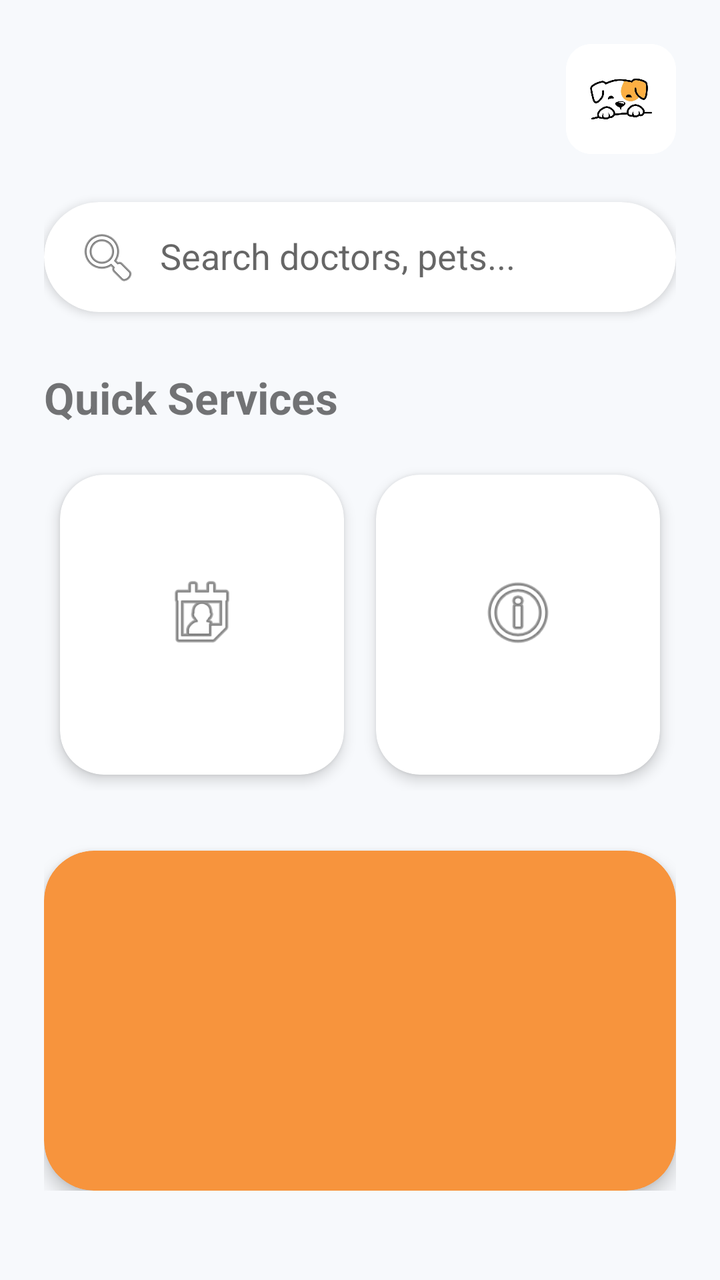
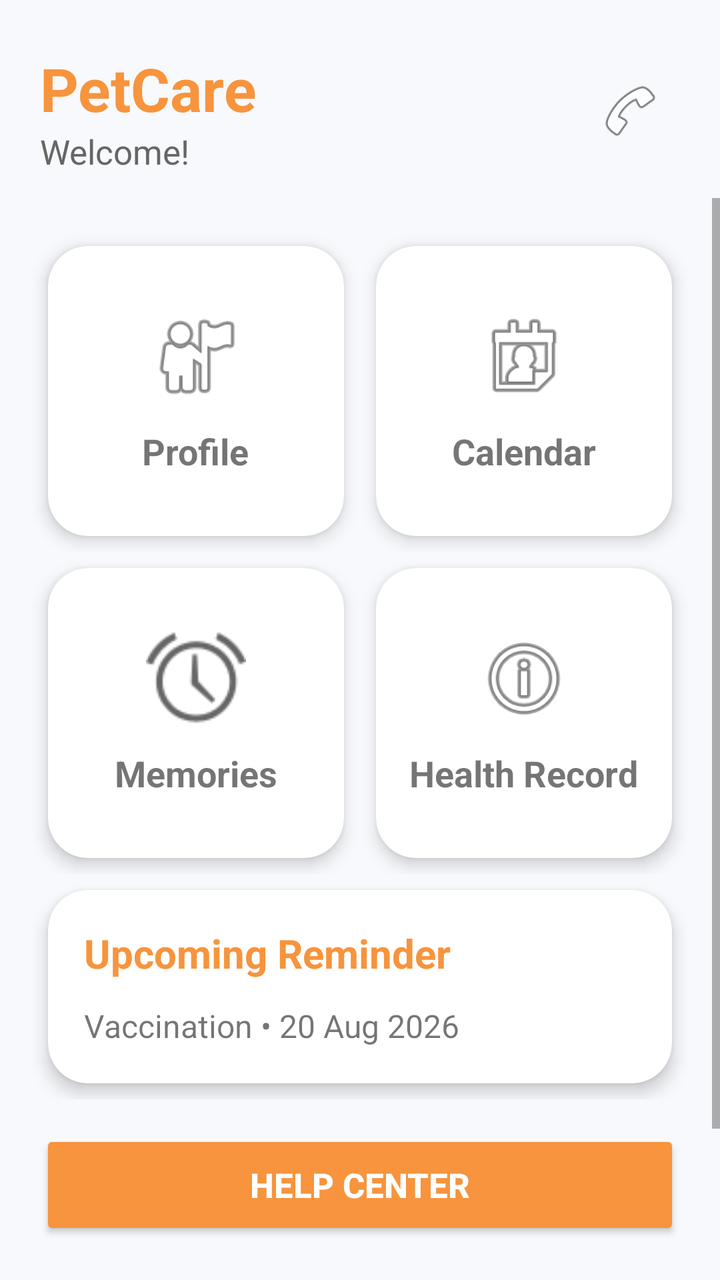

An Android layout rendered at two revisions. The XML below is the earlier revision; the diff shows what the commit changed to produce the second picture.
<!-- AndroidManifest.xml: application theme Theme.PETCARE -->
<!-- res/layout/home.xml -->
<?xml version="1.0" encoding="utf-8"?>


<androidx.constraintlayout.widget.ConstraintLayout
    xmlns:android="http://schemas.android.com/apk/res/android"
    xmlns:app="http://schemas.android.com/apk/res-auto"
    android:layout_width="match_parent"
    android:layout_height="match_parent"
    android:background="#F7F9FC">

    <ScrollView
        android:layout_width="match_parent"
        android:layout_height="match_parent">

        <LinearLayout
            android:layout_width="match_parent"
            android:layout_height="wrap_content"
            android:orientation="vertical"
            android:padding="22dp">

            

            <LinearLayout
                android:layout_width="match_parent"
                android:layout_height="wrap_content"
                android:gravity="center_vertical">

                <LinearLayout
                    android:layout_width="0dp"
                    android:layout_height="wrap_content"
                    android:layout_weight="1"
                    android:orientation="vertical">

                    <TextView
                        android:text="Hello,"
                        android:textSize="16sp"
                        android:textColor="#888"/>

                    <TextView
                        android:id="@+id/txtUsername"
                        android:text="Tanay 👋"
                        android:textSize="28sp"
                        android:textStyle="bold"
                        android:textColor="#222"/>

                </LinearLayout>

                <ImageView
                    android:layout_width="55dp"
                    android:layout_height="55dp"
                    android:src="@drawable/pet_logo"/>

            </LinearLayout>

            

            <androidx.cardview.widget.CardView
                android:layout_width="match_parent"
                android:layout_height="55dp"
                android:layout_marginTop="24dp"
                app:cardCornerRadius="28dp"
                app:cardElevation="3dp">

                <EditText
                    android:layout_width="match_parent"
                    android:layout_height="match_parent"
                    android:background="@null"
                    android:drawableStart="@android:drawable/ic_menu_search"
                    android:drawablePadding="10dp"
                    android:hint="Search doctors, pets..."
                    android:padding="16dp"/>

            </androidx.cardview.widget.CardView>

            

            <TextView
                android:layout_width="wrap_content"
                android:layout_height="wrap_content"
                android:text="Quick Services"
                android:textStyle="bold"
                android:textSize="22sp"
                android:layout_marginTop="28dp"/>

            <GridLayout
                android:layout_width="match_parent"
                android:layout_height="wrap_content"
                android:columnCount="2"
                android:layout_marginTop="16dp">

                <androidx.cardview.widget.CardView
                    android:layout_width="0dp"
                    android:layout_height="150dp"
                    android:layout_columnWeight="1"
                    android:layout_margin="8dp"
                    app:cardCornerRadius="22dp"
                    app:cardElevation="4dp">

                    <LinearLayout
                        android:layout_width="match_parent"
                        android:layout_height="match_parent"
                        android:gravity="center"
                        android:orientation="vertical">

                        <ImageView
                            android:layout_width="42dp"
                            android:layout_height="42dp"
                            android:src="@android:drawable/ic_menu_my_calendar"/>

                        <TextView
                            android:text="Appointments"
                            android:textStyle="bold"
                            android:layout_marginTop="12dp"/>

                    </LinearLayout>

                </androidx.cardview.widget.CardView>

                <androidx.cardview.widget.CardView
                    android:layout_width="0dp"
                    android:layout_height="150dp"
                    android:layout_columnWeight="1"
                    android:layout_margin="8dp"
                    app:cardCornerRadius="22dp"
                    app:cardElevation="4dp">

                    <LinearLayout
                        android:layout_width="match_parent"
                        android:layout_height="match_parent"
                        android:gravity="center"
                        android:orientation="vertical">

                        <ImageView
                            android:layout_width="42dp"
                            android:layout_height="42dp"
                            android:src="@android:drawable/ic_menu_info_details"/>

                        <TextView
                            android:text="Vaccination"
                            android:textStyle="bold"
                            android:layout_marginTop="12dp"/>

                    </LinearLayout>

                </androidx.cardview.widget.CardView>

            </GridLayout>

            

            <androidx.cardview.widget.CardView
                android:layout_width="match_parent"
                android:layout_height="170dp"
                android:layout_marginTop="30dp"
                app:cardCornerRadius="25dp"
                app:cardBackgroundColor="#F7943D"
                app:cardElevation="5dp">

                <LinearLayout
                    android:layout_width="match_parent"
                    android:layout_height="match_parent"
                    android:orientation="vertical"
                    android:padding="22dp">

                    <TextView
                        android:text="Pet Health Summary"
                        android:textColor="#FFFFFF"
                        android:textSize="24sp"
                        android:textStyle="bold"/>

                    <TextView
                        android:text="✔ Next Vaccination : 20 Aug"
                        android:textColor="#FFFFFF"
                        android:layout_marginTop="18dp"/>

                    <TextView
                        android:text="✔ Last Check-up : Healthy"
                        android:textColor="#FFFFFF"
                        android:layout_marginTop="10dp"/>

                </LinearLayout>

            </androidx.cardview.widget.CardView>

        </LinearLayout>

    </ScrollView>

</androidx.constraintlayout.widget.ConstraintLayout>
<!-- resources referenced by this layout -->
<resources>
  <!-- drawable pet_logo: png bitmap (drawable, 122432 bytes) -->
  <style name="Theme.PETCARE" parent="Theme.AppCompat.Light.NoActionBar">
          
      </style>
</resources>

<!-- the commit's change to res/layout/home.xml (unified diff, before → after) -->
@@ -8,47 +8,214 @@
     android:layout_height="match_parent"
     android:background="#F7F9FC">
 
+    
+
+    <LinearLayout
+        android:id="@+id/header"
+        android:layout_width="0dp"
+        android:layout_height="wrap_content"
+        android:layout_marginTop="12dp"
+        android:paddingHorizontal="20dp"
+        android:paddingVertical="12dp"
+        android:gravity="center_vertical"
+        android:orientation="horizontal"
+        app:layout_constraintTop_toTopOf="parent"
+        app:layout_constraintStart_toStartOf="parent"
+        app:layout_constraintEnd_toEndOf="parent">
+
+        <LinearLayout
+            android:layout_width="0dp"
+            android:layout_height="wrap_content"
+            android:layout_weight="1"
+            android:orientation="vertical">
+
+            <TextView
+                android:layout_width="wrap_content"
+                android:layout_height="wrap_content"
+                android:text="PetCare"
+                android:textColor="#F7943D"
+                android:textSize="30sp"
+                android:textStyle="bold"/>
+
+            <TextView
+                android:id="@+id/txtWelcome"
+                android:layout_width="wrap_content"
+                android:layout_height="wrap_content"
+                android:text="Welcome!"
+                android:textColor="#666666"
+                android:textSize="17sp"/>
+
+        </LinearLayout>
+
+        <ImageButton
+            android:id="@+id/btnHelpline"
+            android:layout_width="50dp"
+            android:layout_height="50dp"
+            android:background="?attr/selectableItemBackgroundBorderless"
+            android:src="@android:drawable/ic_menu_call"/>
+
+    </LinearLayout>
+
+
+    
+
     <ScrollView
-        android:layout_width="match_parent"
-        android:layout_height="match_parent">
+        android:layout_width="0dp"
+        android:layout_height="0dp"
+        app:layout_constraintTop_toBottomOf="@id/header"
+        app:layout_constraintBottom_toTopOf="@id/btnHelp"
+        app:layout_constraintStart_toStartOf="parent"
+        app:layout_constraintEnd_toEndOf="parent">
 
         <LinearLayout
             android:layout_width="match_parent"
             android:layout_height="wrap_content"
             android:orientation="vertical"
-            android:padding="22dp">
+            android:padding="16dp">
 
             
 
             <LinearLayout
                 android:layout_width="match_parent"
                 android:layout_height="wrap_content"
-                android:gravity="center_vertical">
-
-                <LinearLayout
-                    android:layout_width="0dp"
-                    android:layout_height="wrap_content"
-                    android:layout_weight="1"
-                    android:orientation="vertical">
-
-                    <TextView
-                        android:text="Hello,"
-                        android:textSize="16sp"
-                        android:textColor="#888"/>
-
-                    <TextView
-                        android:id="@+id/txtUsername"
-                        android:text="Tanay 👋"
-                        android:textSize="28sp"
-                        android:textStyle="bold"
-                        android:textColor="#222"/>
-
-                </LinearLayout>
-
-                <ImageView
-                    android:layout_width="55dp"
-                    android:layout_height="55dp"
-                    android:src="@drawable/pet_logo"/>
+                android:orientation="horizontal">
+
+                <androidx.cardview.widget.CardView
+                    android:id="@+id/cardProfile"
+                    android:layout_width="0dp"
+                    android:layout_height="145dp"
+                    android:layout_weight="1"
+                    android:layout_margin="8dp"
+                    app:cardCornerRadius="20dp"
+                    app:cardElevation="5dp">
+
+                    <LinearLayout
+                        android:layout_width="match_parent"
+                        android:layout_height="match_parent"
+                        android:gravity="center"
+                        android:orientation="vertical">
+
+                        <ImageView
+                            android:layout_width="50dp"
+                            android:layout_height="50dp"
+                            android:src="@android:drawable/ic_menu_myplaces" />
+
+                        <TextView
+                            android:layout_width="wrap_content"
+                            android:layout_height="wrap_content"
+                            android:layout_marginTop="10dp"
+                            android:text="Profile"
+                            android:textSize="18sp"
+                            android:textStyle="bold" />
+
+                    </LinearLayout>
+
+                </androidx.cardview.widget.CardView>
+
+                <androidx.cardview.widget.CardView
+                    android:id="@+id/cardCalendar"
+                    android:layout_width="0dp"
+                    android:layout_height="145dp"
+                    android:layout_weight="1"
+                    android:layout_margin="8dp"
+                    app:cardCornerRadius="20dp"
+                    app:cardElevation="5dp">
+
+                    <LinearLayout
+                        android:layout_width="match_parent"
+                        android:layout_height="match_parent"
+                        android:gravity="center"
+                        android:orientation="vertical">
+
+                        <ImageView
+                            android:layout_width="50dp"
+                            android:layout_height="50dp"
+                            android:src="@android:drawable/ic_menu_my_calendar"/>
+
+                        <TextView
+                            android:layout_width="wrap_content"
+                            android:layout_height="wrap_content"
+                            android:layout_marginTop="10dp"
+                            android:text="Calendar"
+                            android:textSize="18sp"
+                            android:textStyle="bold"/>
+
+                    </LinearLayout>
+
+                </androidx.cardview.widget.CardView>
+
+            </LinearLayout>
+
+            
+
+            <LinearLayout
+                android:layout_width="match_parent"
+                android:layout_height="wrap_content"
+                android:orientation="horizontal">
+
+                <androidx.cardview.widget.CardView
+                    android:id="@+id/cardReminder"
+                    android:layout_width="0dp"
+                    android:layout_height="145dp"
+                    android:layout_weight="1"
+                    android:layout_margin="8dp"
+                    app:cardCornerRadius="20dp"
+                    app:cardElevation="5dp">
+
+                    <LinearLayout
+                        android:layout_width="match_parent"
+                        android:layout_height="match_parent"
+                        android:gravity="center"
+                        android:orientation="vertical">
+
+                        <ImageView
+                            android:layout_width="50dp"
+                            android:layout_height="50dp"
+                            android:src="@android:drawable/ic_lock_idle_alarm"/>
+
+                        <TextView
+                            android:layout_width="wrap_content"
+                            android:layout_height="wrap_content"
+                            android:layout_marginTop="10dp"
+                            android:text="Memories"
+                            android:textSize="18sp"
+                            android:textStyle="bold"/>
+
+                    </LinearLayout>
+
+                </androidx.cardview.widget.CardView>
+
+                <androidx.cardview.widget.CardView
+                    android:id="@+id/cardHealth"
+                    android:layout_width="0dp"
+                    android:layout_height="145dp"
+                    android:layout_weight="1"
+                    android:layout_margin="8dp"
+                    app:cardCornerRadius="20dp"
+                    app:cardElevation="5dp">
+
+                    <LinearLayout
+                        android:layout_width="match_parent"
+                        android:layout_height="match_parent"
+                        android:gravity="center"
+                        android:orientation="vertical">
+
+                        <ImageView
+                            android:layout_width="50dp"
+                            android:layout_height="50dp"
+                            android:src="@android:drawable/ic_menu_info_details"/>
+
+                        <TextView
+                            android:layout_width="wrap_content"
+                            android:layout_height="wrap_content"
+                            android:layout_marginTop="10dp"
+                            android:text="Health Record"
+                            android:textSize="18sp"
+                            android:textStyle="bold"/>
+
+                    </LinearLayout>
+
+                </androidx.cardview.widget.CardView>
 
             </LinearLayout>
 
@@ -56,127 +223,31 @@
 
             <androidx.cardview.widget.CardView
                 android:layout_width="match_parent"
-                android:layout_height="55dp"
-                android:layout_marginTop="24dp"
-                app:cardCornerRadius="28dp"
-                app:cardElevation="3dp">
-
-                <EditText
-                    android:layout_width="match_parent"
-                    android:layout_height="match_parent"
-                    android:background="@null"
-                    android:drawableStart="@android:drawable/ic_menu_search"
-                    android:drawablePadding="10dp"
-                    android:hint="Search doctors, pets..."
-                    android:padding="16dp"/>
-
-            </androidx.cardview.widget.CardView>
-
-            
-
-            <TextView
-                android:layout_width="wrap_content"
-                android:layout_height="wrap_content"
-                android:text="Quick Services"
-                android:textStyle="bold"
-                android:textSize="22sp"
-                android:layout_marginTop="28dp"/>
-
-            <GridLayout
-                android:layout_width="match_parent"
-                android:layout_height="wrap_content"
-                android:columnCount="2"
-                android:layout_marginTop="16dp">
-
-                <androidx.cardview.widget.CardView
-                    android:layout_width="0dp"
-                    android:layout_height="150dp"
-                    android:layout_columnWeight="1"
-                    android:layout_margin="8dp"
-                    app:cardCornerRadius="22dp"
-                    app:cardElevation="4dp">
-
-                    <LinearLayout
-                        android:layout_width="match_parent"
-                        android:layout_height="match_parent"
-                        android:gravity="center"
-                        android:orientation="vertical">
-
-                        <ImageView
-                            android:layout_width="42dp"
-                            android:layout_height="42dp"
-                            android:src="@android:drawable/ic_menu_my_calendar"/>
-
-                        <TextView
-                            android:text="Appointments"
-                            android:textStyle="bold"
-                            android:layout_marginTop="12dp"/>
-
-                    </LinearLayout>
-
-                </androidx.cardview.widget.CardView>
-
-                <androidx.cardview.widget.CardView
-                    android:layout_width="0dp"
-                    android:layout_height="150dp"
-                    android:layout_columnWeight="1"
-                    android:layout_margin="8dp"
-                    app:cardCornerRadius="22dp"
-                    app:cardElevation="4dp">
-
-                    <LinearLayout
-                        android:layout_width="match_parent"
-                        android:layout_height="match_parent"
-                        android:gravity="center"
-                        android:orientation="vertical">
-
-                        <ImageView
-                            android:layout_width="42dp"
-                            android:layout_height="42dp"
-                            android:src="@android:drawable/ic_menu_info_details"/>
-
-                        <TextView
-                            android:text="Vaccination"
-                            android:textStyle="bold"
-                            android:layout_marginTop="12dp"/>
-
-                    </LinearLayout>
-
-                </androidx.cardview.widget.CardView>
-
-            </GridLayout>
-
-            
-
-            <androidx.cardview.widget.CardView
-                android:layout_width="match_parent"
-                android:layout_height="170dp"
-                android:layout_marginTop="30dp"
-                app:cardCornerRadius="25dp"
-                app:cardBackgroundColor="#F7943D"
+                android:layout_height="wrap_content"
+                android:layout_margin="8dp"
+                app:cardCornerRadius="20dp"
                 app:cardElevation="5dp">
 
                 <LinearLayout
                     android:layout_width="match_parent"
-                    android:layout_height="match_parent"
+                    android:layout_height="wrap_content"
                     android:orientation="vertical"
-                    android:padding="22dp">
+                    android:padding="18dp">
 
                     <TextView
-                        android:text="Pet Health Summary"
-                        android:textColor="#FFFFFF"
-                        android:textSize="24sp"
+                        android:layout_width="wrap_content"
+                        android:layout_height="wrap_content"
+                        android:text="Upcoming Reminder"
+                        android:textColor="#F7943D"
+                        android:textSize="20sp"
                         android:textStyle="bold"/>
 
                     <TextView
-                        android:text="✔ Next Vaccination : 20 Aug"
-                        android:textColor="#FFFFFF"
-                        android:layout_marginTop="18dp"/>
-
-                    <TextView
-                        android:text="✔ Last Check-up : Healthy"
-                        android:textColor="#FFFFFF"
-                        android:layout_marginTop="10dp"/>
+                        android:layout_width="wrap_content"
+                        android:layout_height="wrap_content"
+                        android:layout_marginTop="12dp"
+                        android:text="Vaccination • 20 Aug 2026"
+                        android:textSize="16sp"/>
 
                 </LinearLayout>
 
@@ -186,4 +257,21 @@
 
     </ScrollView>
 
+    
+
+    <Button
+        android:id="@+id/btnHelp"
+        android:layout_width="0dp"
+        android:layout_height="55dp"
+        android:layout_margin="20dp"
+        android:backgroundTint="#F7943D"
+        android:text="HELP CENTER"
+        android:textAllCaps="false"
+        android:textColor="#FFFFFF"
+        android:textSize="17sp"
+        android:textStyle="bold"
+        app:layout_constraintBottom_toBottomOf="parent"
+        app:layout_constraintStart_toStartOf="parent"
+        app:layout_constraintEnd_toEndOf="parent"/>
+
 </androidx.constraintlayout.widget.ConstraintLayout>
<!-- resource entries referenced after the edit -->
@@ -1,6 +1,5 @@
 <!-- resources referenced by this layout -->
 <resources>
-  <!-- drawable pet_logo: png bitmap (drawable, 122432 bytes) -->
   <style name="Theme.PETCARE" parent="Theme.AppCompat.Light.NoActionBar">
           
       </style>
